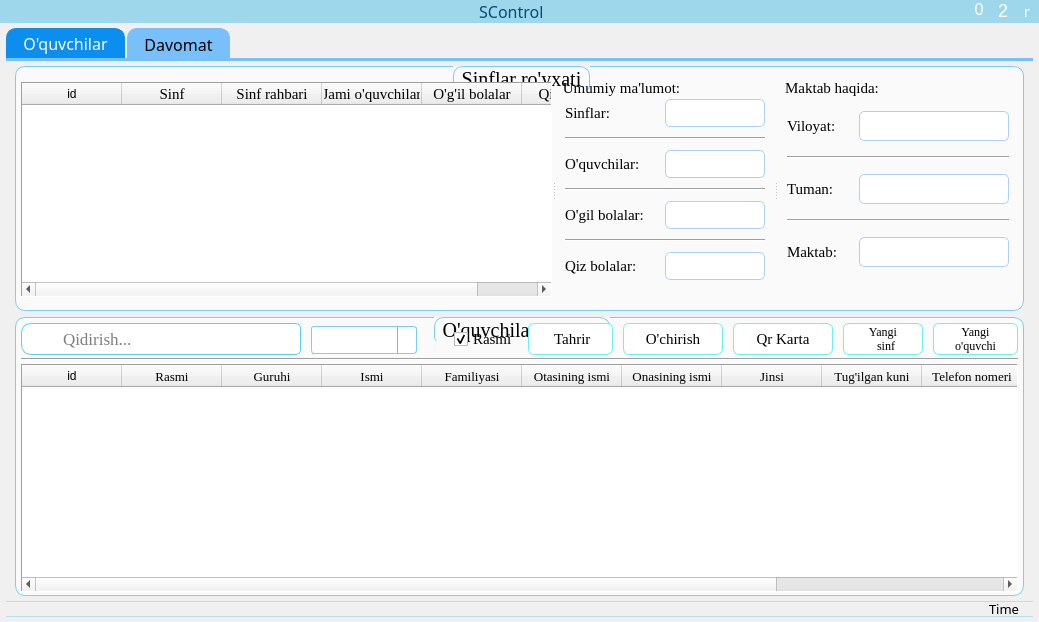
Before: the Qt Designer form Designs/design_1.ui in MRprgmr/SControl, drawn with Qt 5.
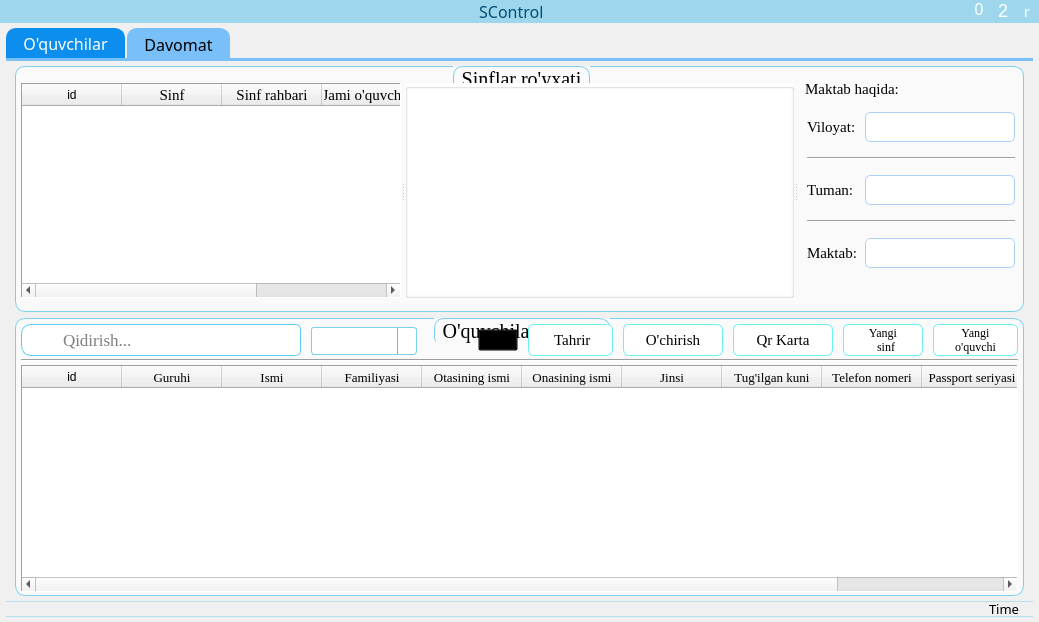
After: the same form once the commit is applied. The open tabs and pages were chosen to show the change. Icons and pictures are not drawn. Custom widgets are drawn as their Qt base class.

The edit to the form file:
```diff
--- a/Designs/design_1.ui
+++ b/Designs/design_1.ui
@@ -440,7 +440,7 @@
                 <widget class="QGroupBox" name="groupBox_3">
                  <property name="maximumSize">
                   <size>
-                   <width>218</width>
+                   <width>250</width>
                    <height>215</height>
                   </size>
                  </property>
@@ -451,274 +451,43 @@
                   </font>
                  </property>
                  <property name="styleSheet">
-                  <string notr="true">QGroupBox{
-   margin-top: 0.7em;
-border: none;
-}
-QGroupBox::title{
-    top: -3px;
-subcontrol-origin: margin;
-padding: 0 5px 0 5px;
-}</string>
+                  <string notr="true">background: white;</string>
                  </property>
                  <property name="title">
-                  <string>Umumiy ma'lumot:</string>
+                  <string/>
                  </property>
                  <layout class="QGridLayout" name="gridLayout_3">
+                  <property name="sizeConstraint">
+                   <enum>QLayout::SetMaximumSize</enum>
+                  </property>
+                  <property name="leftMargin">
+                   <number>0</number>
+                  </property>
+                  <property name="topMargin">
+                   <number>0</number>
+                  </property>
+                  <property name="rightMargin">
+                   <number>0</number>
+                  </property>
+                  <property name="bottomMargin">
+                   <number>0</number>
+                  </property>
+                  <property name="spacing">
+                   <number>0</number>
+                  </property>
                   <item row="0" column="0">
-                   <layout class="QVBoxLayout" name="verticalLayout_2">
-                    <property name="spacing">
-                     <number>10</number>
+                   <widget class="QChartView" name="graphicsView">
+                    <property name="frameShape">
+                     <enum>QFrame::NoFrame</enum>
                     </property>
-                    <property name="sizeConstraint">
-                     <enum>QLayout::SetFixedSize</enum>
-                    </property>
-                    <item>
-                     <layout class="QHBoxLayout" name="horizontalLayout_9">
-                      <item>
-                       <widget class="QLabel" name="label_7">
-                        <property name="font">
-                         <font>
-                          <family>Georgia</family>
-                          <pointsize>11</pointsize>
-                         </font>
-                        </property>
-                        <property name="text">
-                         <string>Sinflar:</string>
-                        </property>
-                       </widget>
-                      </item>
-                      <item>
-                       <widget class="QLineEdit" name="lineEdit_7">
-                        <property name="minimumSize">
-                         <size>
-                          <width>100</width>
-                          <height>20</height>
-                         </size>
-                        </property>
-                        <property name="maximumSize">
-                         <size>
-                          <width>100</width>
-                          <height>16777215</height>
-                         </size>
-                        </property>
-                        <property name="font">
-                         <font>
-                          <family>Arial</family>
-                          <pointsize>15</pointsize>
-                         </font>
-                        </property>
-                        <property name="styleSheet">
-                         <string notr="true">border-radius: 5px;
-border: 1px solid #add1f6;</string>
-                        </property>
-                        <property name="text">
-                         <string/>
-                        </property>
-                        <property name="alignment">
-                         <set>Qt::AlignCenter</set>
-                        </property>
-                        <property name="readOnly">
-                         <bool>true</bool>
-                        </property>
-                       </widget>
-                      </item>
-                     </layout>
-                    </item>
-                    <item>
-                     <widget class="Line" name="line_7">
-                      <property name="styleSheet">
-                       <string notr="true"/>
-                      </property>
-                      <property name="lineWidth">
-                       <number>1</number>
-                      </property>
-                      <property name="midLineWidth">
-                       <number>0</number>
-                      </property>
-                      <property name="orientation">
-                       <enum>Qt::Horizontal</enum>
-                      </property>
-                     </widget>
-                    </item>
-                    <item>
-                     <layout class="QHBoxLayout" name="horizontalLayout_4">
-                      <item>
-                       <widget class="QLabel" name="label">
-                        <property name="font">
-                         <font>
-                          <family>Georgia</family>
-                          <pointsize>11</pointsize>
-                         </font>
-                        </property>
-                        <property name="text">
-                         <string>O'quvchilar:</string>
-                        </property>
-                       </widget>
-                      </item>
-                      <item>
-                       <widget class="QLineEdit" name="lineEdit_2">
-                        <property name="minimumSize">
-                         <size>
-                          <width>100</width>
-                          <height>20</height>
-                         </size>
-                        </property>
-                        <property name="maximumSize">
-                         <size>
-                          <width>100</width>
-                          <height>16777215</height>
-                         </size>
-                        </property>
-                        <property name="font">
-                         <font>
-                          <family>Arial</family>
-                          <pointsize>15</pointsize>
-                         </font>
-                        </property>
-                        <property name="styleSheet">
-                         <string notr="true">border-radius: 5px;
-border: 1px solid #add1f6;</string>
-                        </property>
-                        <property name="text">
-                         <string/>
-                        </property>
-                        <property name="alignment">
-                         <set>Qt::AlignCenter</set>
-                        </property>
-                        <property name="readOnly">
-                         <bool>true</bool>
-                        </property>
-                       </widget>
-                      </item>
-                     </layout>
-                    </item>
-                    <item>
-                     <widget class="Line" name="line">
-                      <property name="orientation">
-                       <enum>Qt::Horizontal</enum>
-                      </property>
-                     </widget>
-                    </item>
-                    <item>
-                     <layout class="QHBoxLayout" name="horizontalLayout_5">
-                      <item>
-                       <widget class="QLabel" name="label_2">
-                        <property name="font">
-                         <font>
-                          <family>Georgia</family>
-                          <pointsize>11</pointsize>
-                         </font>
-                        </property>
-                        <property name="text">
-                         <string>O'gil bolalar:</string>
-                        </property>
-                       </widget>
-                      </item>
-                      <item>
-                       <widget class="QLineEdit" name="lineEdit_3">
-                        <property name="minimumSize">
-                         <size>
-                          <width>100</width>
-                          <height>20</height>
-                         </size>
-                        </property>
-                        <property name="maximumSize">
-                         <size>
-                          <width>100</width>
-                          <height>16777215</height>
-                         </size>
-                        </property>
-                        <property name="font">
-                         <font>
-                          <family>Arial</family>
-                          <pointsize>15</pointsize>
-                         </font>
-                        </property>
-                        <property name="styleSheet">
-                         <string notr="true">border-radius: 5px;
-border: 1px solid #add1f6;</string>
-                        </property>
-                        <property name="text">
-                         <string/>
-                        </property>
-                        <property name="alignment">
-                         <set>Qt::AlignCenter</set>
-                        </property>
-                        <property name="readOnly">
-                         <bool>true</bool>
-                        </property>
-                       </widget>
-                      </item>
-                     </layout>
-                    </item>
-                    <item>
-                     <widget class="Line" name="line_2">
-                      <property name="orientation">
-                       <enum>Qt::Horizontal</enum>
-                      </property>
-                     </widget>
-                    </item>
-                    <item>
-                     <layout class="QHBoxLayout" name="horizontalLayout_6">
-                      <item>
-                       <widget class="QLabel" name="label_3">
-                        <property name="font">
-                         <font>
-                          <family>Georgia</family>
-                          <pointsize>11</pointsize>
-                         </font>
-                        </property>
-                        <property name="text">
-                         <string>Qiz bolalar:</string>
-                        </property>
-                       </widget>
-                      </item>
-                      <item>
-                       <widget class="QLineEdit" name="lineEdit_4">
-                        <property name="minimumSize">
-                         <size>
-                          <width>100</width>
-                          <height>20</height>
-                         </size>
-                        </property>
-                        <property name="maximumSize">
-                         <size>
-                          <width>100</width>
-                          <height>16777215</height>
-                         </size>
-                        </property>
-                        <property name="font">
-                         <font>
-                          <family>Arial</family>
-                          <pointsize>15</pointsize>
-                         </font>
-                        </property>
-                        <property name="styleSheet">
-                         <string notr="true">border-radius: 5px;
-border: 1px solid #add1f6;</string>
-                        </property>
-                        <property name="text">
-                         <string/>
-                        </property>
-                        <property name="alignment">
-                         <set>Qt::AlignCenter</set>
-                        </property>
-                        <property name="readOnly">
-                         <bool>true</bool>
-                        </property>
-                       </widget>
-                      </item>
-                     </layout>
-                    </item>
-                   </layout>
+                   </widget>
                   </item>
                  </layout>
                 </widget>
                 <widget class="QGroupBox" name="groupBox_5">
                  <property name="maximumSize">
                   <size>
-                   <width>240</width>
+                   <width>220</width>
                    <height>215</height>
                   </size>
                  </property>
@@ -743,6 +512,18 @@
                   <string>Maktab haqida:</string>
                  </property>
                  <layout class="QGridLayout" name="gridLayout_9">
+                  <property name="leftMargin">
+                   <number>9</number>
+                  </property>
+                  <property name="topMargin">
+                   <number>5</number>
+                  </property>
+                  <property name="rightMargin">
+                   <number>3</number>
+                  </property>
+                  <property name="bottomMargin">
+                   <number>5</number>
+                  </property>
                   <item row="0" column="0">
                    <layout class="QVBoxLayout" name="verticalLayout_4">
                     <property name="spacing">
@@ -750,6 +531,9 @@
                     </property>
                     <item>
                      <layout class="QHBoxLayout" name="horizontalLayout_10">
+                      <property name="spacing">
+                       <number>3</number>
+                      </property>
                       <item>
                        <widget class="QLabel" name="label_8">
                         <property name="font">
@@ -810,6 +594,9 @@
                     </item>
                     <item>
                      <layout class="QHBoxLayout" name="horizontalLayout_7">
+                      <property name="spacing">
+                       <number>3</number>
+                      </property>
                       <item>
                        <widget class="QLabel" name="label_5">
                         <property name="font">
@@ -870,6 +657,9 @@
                     </item>
                     <item>
                      <layout class="QHBoxLayout" name="horizontalLayout_8">
+                      <property name="spacing">
+                       <number>3</number>
+                      </property>
                       <item>
                        <widget class="QLabel" name="label_6">
                         <property name="font">
@@ -1166,41 +956,32 @@
                  </spacer>
                 </item>
                 <item>
-                 <widget class="QCheckBox" name="checkBox">
-                  <property name="maximumSize">
-                   <size>
-                    <width>16777215</width>
-                    <height>16777215</height>
-                   </size>
-                  </property>
-                  <property name="font">
-                   <font>
-                    <family>Georgia</family>
-                    <pointsize>11</pointsize>
-                   </font>
-                  </property>
+                 <widget class="QPushButton" name="pushButton_11">
                   <property name="styleSheet">
-                   <string notr="true">QCheckBox::indicator:unchecked{
-     image: url(:/Icons/Icons/unchecked.png);
- }
-QCheckBox::indicator:unchecked:hover{
-     image: url(:/Icons/Icons/unchecked_hover.png);
- }
-QCheckBox::indicator:checked{
-     image: url(:/Icons/Icons/checked.png);
- }
-QCheckBox::indicator:checked:hover{
-     image: url(:/Icons/Icons/checked_hover.png);
- }</string>
+                   <string notr="true">QPushButton{
+background: transparent;
+}
+QPushButton::hover{
+border-radius: 5px;
+background: rgba(58, 247, 240, 0.2);
+}
+QPushButton::pressed{
+background: rgba(58, 247, 240, 0.3);
+}</string>
                   </property>
                   <property name="text">
-                   <string>Rasmi</string>
+                   <string/>
                   </property>
-                  <property name="checkable">
-                   <bool>true</bool>
+                  <property name="icon">
+                   <iconset>
+                    <normalon>:/Icons/Icons/synchronize.png</normalon>
+                   </iconset>
                   </property>
-                  <property name="checked">
-                   <bool>true</bool>
+                  <property name="iconSize">
+                   <size>
+                    <width>26</width>
+                    <height>26</height>
+                   </size>
                   </property>
                  </widget>
                 </item>
@@ -1569,7 +1350,7 @@
                  <enum>Qt::SolidLine</enum>
                 </property>
                 <property name="sortingEnabled">
-                 <bool>true</bool>
+                 <bool>false</bool>
                 </property>
                 <property name="wordWrap">
                  <bool>true</bool>
@@ -1606,17 +1387,6 @@
                   <string>id</string>
                  </property>
                 </column>
-                <column>
-                 <property name="text">
-                  <string>Rasmi</string>
-                 </property>
-                 <property name="font">
-                  <font>
-                   <family>Georgia</family>
-                   <pointsize>10</pointsize>
-                  </font>
-                 </property>
-                </column>
                 <column>
                  <property name="text">
                   <string>Guruhi</string>
@@ -2162,7 +1932,7 @@
                       <number>0</number>
                      </property>
                      <item row="0" column="0">
-                      <widget class="QGraphicsView" name="graphicsView"/>
+                      <layout class="QHBoxLayout" name="horizontalLayout_15"/>
                      </item>
                     </layout>
                    </widget>
@@ -2778,6 +2548,13 @@
    </layout>
   </widget>
  </widget>
+ <customwidgets>
+  <customwidget>
+   <class>QChartView</class>
+   <extends>QGraphicsView</extends>
+   <header>PyQt5.QtChart</header>
+  </customwidget>
+ </customwidgets>
  <resources>
   <include location="../Res.qrc"/>
  </resources>
```
